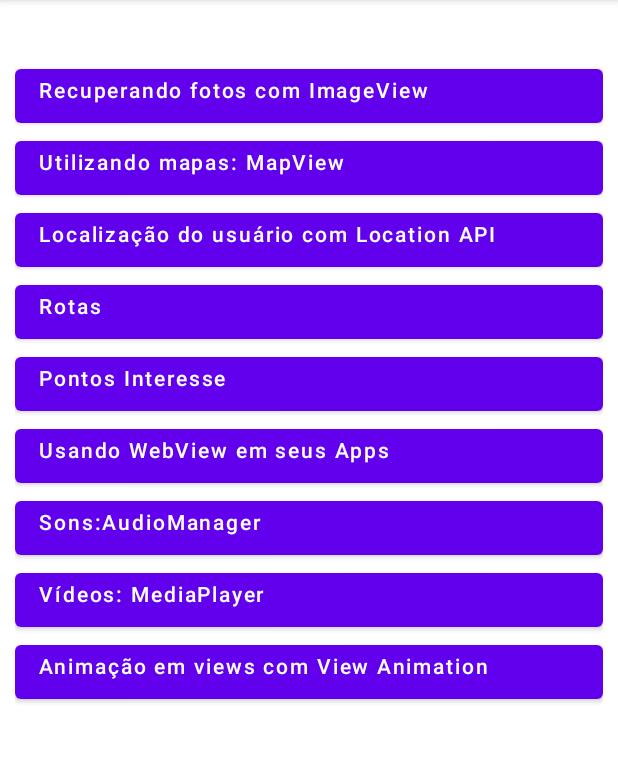
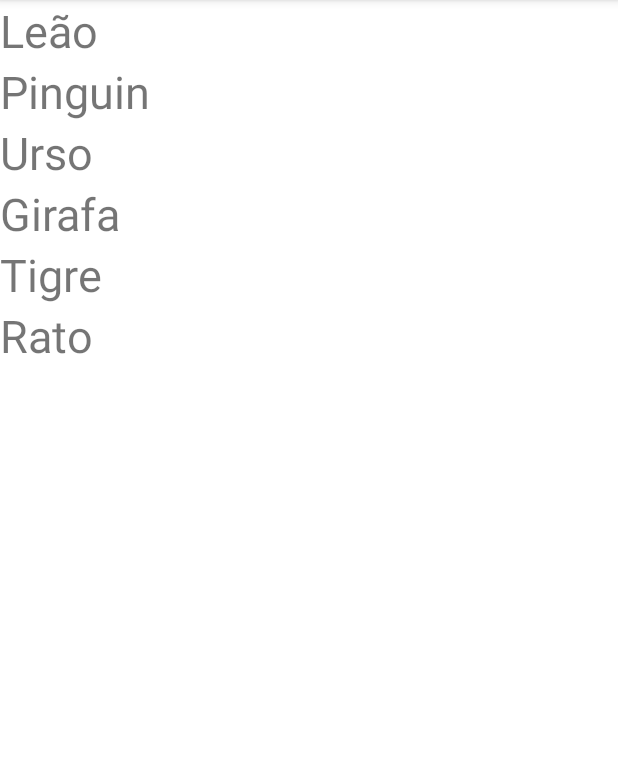
Before and after one commit to DaniloP85/mob-25-aplicacoes-android-aula5-geo.api_key, an Android app: the screen it shows after launch (MainActivity before the commit, RecuperacaoFotosActivity after it), after a tap on "Recuperando fotos com ImageView", on a phone screen of 412 x 824 dp, the part 84-847 px from its top. Run offline under Robolectric (Android 15) with nearby library versions, the phone set to English and light mode, and no system bars; pictures from the network do not load.

Commit message:
add recuperacao de fotos

```diff
--- a/app/src/main/AndroidManifest.xml
+++ b/app/src/main/AndroidManifest.xml
@@ -18,6 +18,9 @@
         android:theme="@style/Theme.GeoLocalizacao"
         tools:targetApi="31">
         <activity
+            android:name=".RecuperacaoFotosActivity"
+            android:exported="false" />
+        <activity
             android:name=".AnimacaoActivity"
             android:exported="false" />
         <activity
--- a/app/src/main/java/com/example/geolocalizacao/MainActivity.kt
+++ b/app/src/main/java/com/example/geolocalizacao/MainActivity.kt
@@ -12,8 +12,8 @@ class MainActivity : AppCompatActivity() {
     }
 
     fun acessarRecuperacaoFotos(view: View) {
-        /* val intent = Intent(this, RecuperacaoFotosActivity::class.java)
-         startActivity(intent)*/
+         val intent = Intent(this, RecuperacaoFotosActivity::class.java)
+         startActivity(intent)
     }
 
     fun acessarAnimacao(view: View) {
--- /dev/null
+++ b/app/src/main/java/com/example/geolocalizacao/RecuperacaoFotosActivity.kt
@@ -0,0 +1,45 @@
+package com.example.geolocalizacao
+
+import androidx.appcompat.app.AppCompatActivity
+import android.os.Bundle
+import com.bumptech.glide.Glide
+import kotlinx.android.synthetic.main.activity_recuperacao_fotos.*
+
+class RecuperacaoFotosActivity : AppCompatActivity() {
+    override fun onCreate(savedInstanceState: Bundle?) {
+        super.onCreate(savedInstanceState)
+        setContentView(R.layout.activity_recuperacao_fotos)
+
+        /*
+        * Aqui podemos entender como funciona o carremento de imagens da internet
+        *
+        * foram carregadas algumas imgens do site: https://images.pexels.com/photos/
+        *
+        * */
+
+        val equipes = arrayOf("Leão", "Pinguin", "Urso", "Girafa", "Tigre", "Rato")
+
+        textView1.text = equipes[0]
+        textView2.text = equipes[1]
+        textView3.text = equipes[2]
+        textView4.text = equipes[3]
+        textView5.text = equipes[4]
+        textView6.text = equipes[5]
+
+        val enteredImages ="https://images.pexels.com/photos/"
+
+        val i1 = "${enteredImages}1362012/pexels-photo-1362012.jpeg?auto=compress&cs=tinysrgb&w=1260&h=750&dpr=1"
+        val i2 = "${enteredImages}2078478/pexels-photo-2078478.jpeg?auto=compress&cs=tinysrgb&dpr=2&h=750&w=1260"
+        val i3 = "${enteredImages}35435/pexels-photo.jpg?auto=compress&cs=tinysrgb&w=1260&h=750&dpr=1"
+        val i4 = "${enteredImages}1319515/pexels-photo-1319515.jpeg?auto=compress&cs=tinysrgb&w=1260&h=750&dpr=1"
+        val i5 = "${enteredImages}162203/panthera-tigris-altaica-tiger-siberian-amurtiger-162203.jpeg?auto=compress&cs=tinysrgb&w=1260&h=750&dpr=1"
+        val i6 = "${enteredImages}301448/pexels-photo-301448.jpeg?auto=compress&cs=tinysrgb&w=1260&h=750&dpr=1"
+
+        Glide.with(this).load(i1).into(imageView1!!)
+        Glide.with(this).load(i2).into(imageView2!!)
+        Glide.with(this).load(i3).into(imageView3!!)
+        Glide.with(this).load(i4).into(imageView4!!)
+        Glide.with(this).load(i5).into(imageView5!!)
+        Glide.with(this).load(i6).into(imageView6!!)
+    }
+}
--- /dev/null
+++ b/app/src/main/res/layout/activity_recuperacao_fotos.xml
@@ -0,0 +1,109 @@
+<?xml version="1.0" encoding="utf-8"?>
+<androidx.constraintlayout.widget.ConstraintLayout xmlns:android="http://schemas.android.com/apk/res/android"
+    xmlns:tools="http://schemas.android.com/tools"
+    android:layout_width="match_parent"
+    android:layout_height="match_parent"
+    tools:context=".RecuperacaoFotosActivity">
+
+    <ScrollView
+        android:layout_width="match_parent"
+        android:layout_height="match_parent">
+
+        <LinearLayout
+            android:layout_width="match_parent"
+            android:layout_height="wrap_content"
+            android:orientation="vertical">
+
+            <ImageView
+                android:id="@+id/imageView1"
+                android:layout_width="wrap_content"
+                android:layout_height="wrap_content"
+                android:contentDescription="@string/content_dscription_leao" />
+
+            <TextView
+                android:id="@+id/textView1"
+                android:layout_width="match_parent"
+                android:layout_height="wrap_content"
+                android:gravity="left"
+                android:textSize="30sp"
+                android:textStyle="normal"
+                tools:ignore="RtlHardcoded" />
+
+            <ImageView
+                android:id="@+id/imageView2"
+                android:layout_width="wrap_content"
+                android:layout_height="wrap_content"
+                android:contentDescription="@string/content_dscription_Pinguin" />
+
+            <TextView
+                android:id="@+id/textView2"
+                android:layout_width="match_parent"
+                android:layout_height="wrap_content"
+                android:gravity="left"
+                android:textSize="30sp"
+                android:textStyle="normal"
+                tools:ignore="RtlHardcoded" />
+
+            <ImageView
+                android:id="@+id/imageView3"
+                android:layout_width="wrap_content"
+                android:layout_height="wrap_content"
+                android:contentDescription="@string/content_dscription_urso" />
+
+            <TextView
+                android:id="@+id/textView3"
+                android:layout_width="match_parent"
+                android:layout_height="wrap_content"
+                android:gravity="left"
+                android:textSize="30sp"
+                android:textStyle="normal"
+                tools:ignore="RtlHardcoded" />
+
+            <ImageView
+                android:id="@+id/imageView4"
+                android:layout_width="wrap_content"
+                android:layout_height="wrap_content"
+                android:contentDescription="@string/content_dscription_girafa" />
+
+            <TextView
+                android:id="@+id/textView4"
+                android:layout_width="match_parent"
+                android:layout_height="wrap_content"
+                android:gravity="left"
+                android:textSize="30sp"
+                android:textStyle="normal"
+                tools:ignore="RtlHardcoded" />
+
+            <ImageView
+                android:id="@+id/imageView5"
+                android:layout_width="wrap_content"
+                android:layout_height="wrap_content"
+                android:contentDescription="@string/content_dscription_tigre" />
+
+            <TextView
+                android:id="@+id/textView5"
+                android:layout_width="match_parent"
+                android:layout_height="wrap_content"
+                android:gravity="left"
+                android:textSize="30sp"
+                android:textStyle="normal"
+                tools:ignore="RtlHardcoded" />
+
+            <ImageView
+                android:id="@+id/imageView6"
+                android:layout_width="wrap_content"
+                android:layout_height="wrap_content"
+                android:contentDescription="@string/content_dscription_rato" />
+
+            <TextView
+                android:id="@+id/textView6"
+                android:layout_width="match_parent"
+                android:layout_height="wrap_content"
+                android:gravity="left"
+                android:textSize="30sp"
+                android:textStyle="normal"
+                tools:ignore="RtlHardcoded" />
+        </LinearLayout>
+    </ScrollView>
+
+</androidx.constraintlayout.widget.ConstraintLayout>
--- a/app/src/main/res/values/strings.xml
+++ b/app/src/main/res/values/strings.xml
@@ -10,4 +10,11 @@
     <string name="video">Vídeos: MediaPlayer</string>
     <string name="animacao">Animação em views com View Animation</string>
     <string name="fiap_on">Fiap On</string>
+    <string name="content_dscription_leao">Leão</string>
+    <string name="content_dscription_Pinguin">Pinguin</string>
+    <string name="content_dscription_urso">Urso</string>
+    <string name="content_dscription_girafa">Girafa</string>
+    <string name="content_dscription_tigre">Tigre</string>
+    <string name="content_dscription_rato">Rato</string>
+
 </resources>
```
